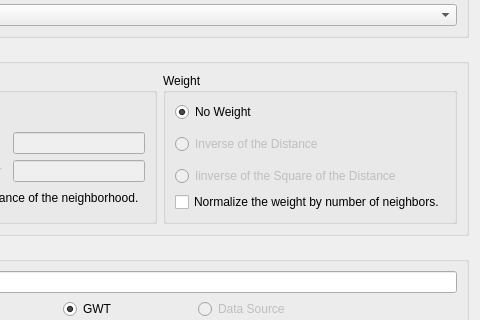
claudiobogossian/terralib5, file src/terralib/sa/qt/ui/ProximityMatrixCreatorDialogForm.ui: the form before one commit; both pictures show x 147 to 627 and y 138 to 458 of the 627 by 545 pixel window.
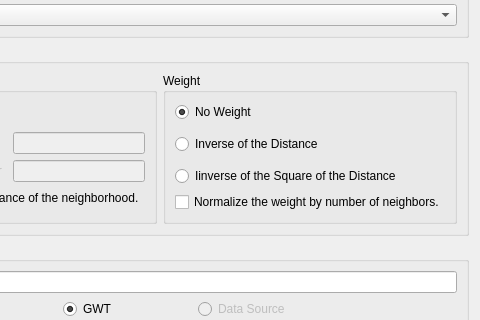
The form after the commit. Custom widgets are drawn as their Qt base class.

What changed in the file:
```diff
--- a/src/terralib/sa/qt/ui/ProximityMatrixCreatorDialogForm.ui
+++ b/src/terralib/sa/qt/ui/ProximityMatrixCreatorDialogForm.ui
@@ -177,7 +177,7 @@
                  <item row="2" column="0">
                   <widget class="QRadioButton" name="m_weightSquareInverseDistRadioButton">
                    <property name="enabled">
-                    <bool>false</bool>
+                    <bool>true</bool>
                    </property>
                    <property name="text">
                     <string>Iinverse of the Square of the Distance</string>
@@ -190,7 +190,7 @@
                  <item row="1" column="0">
                   <widget class="QRadioButton" name="m_weightInverseDistRadioButton">
                    <property name="enabled">
-                    <bool>false</bool>
+                    <bool>true</bool>
                    </property>
                    <property name="text">
                     <string>Inverse of the Distance</string>
```
